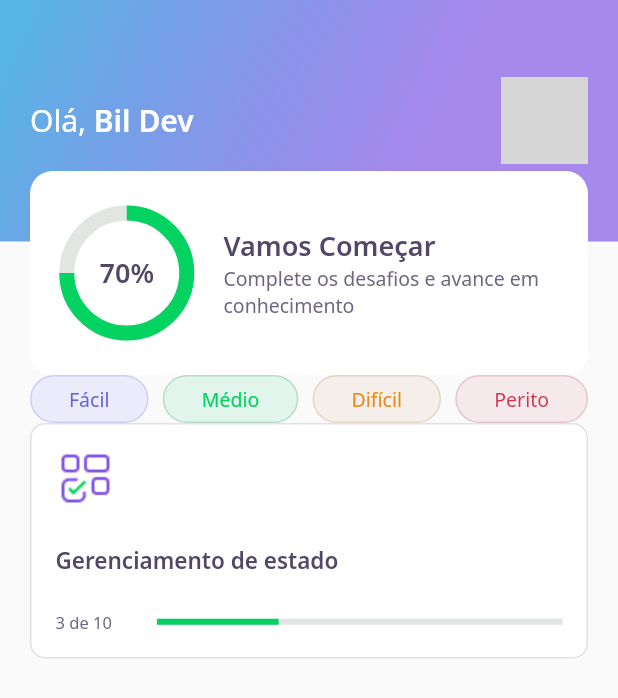
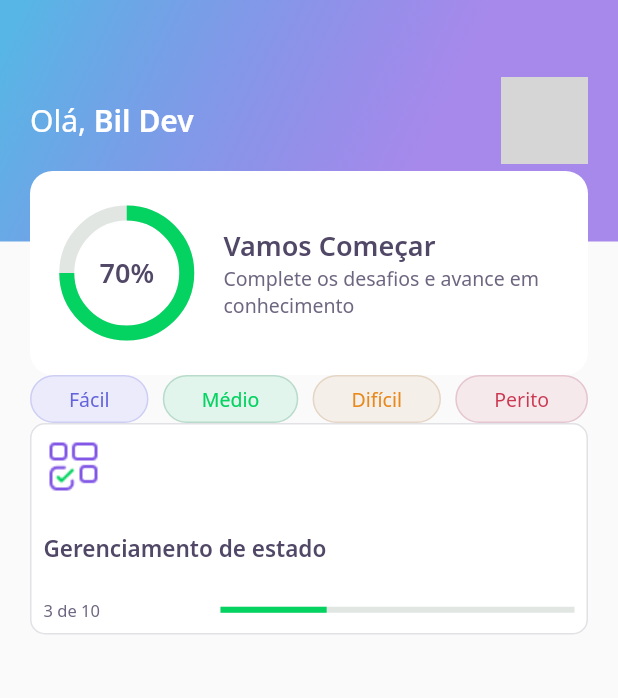
Before and after one commit to felipenjonas/nlw5-flutter, a Flutter app: the screen it shows after launch, on a phone screen of 412 x 824 dp. Shown: the top 698 px of the screen. Run offline on Flutter 3.47's test engine with Material 2 defaults, Android fonts, the phone set to English and light mode, and no system bars; our stand-ins replace google_fonts; network calls fail; grey boxes are pictures that could not be loaded.

Commit message:
fix widget linear progress to use shared

```diff
--- a/devquiz/lib/home/widgets/quiz_card/quiz_card_widget.dart
+++ b/devquiz/lib/home/widgets/quiz_card/quiz_card_widget.dart
@@ -1,6 +1,7 @@
 import 'package:devquiz/core/app_colors.dart';
 import 'package:devquiz/core/app_text_styles.dart';
 import 'package:devquiz/core/core.dart';
+import 'package:devquiz/shared/widgets/progress_indicator/progress_indicator_widget.dart';
 import 'package:flutter/material.dart';
 
 class QuizCardWidget extends StatelessWidget {
@@ -9,7 +10,7 @@ class QuizCardWidget extends StatelessWidget {
   @override
   Widget build(BuildContext context) {
     return Container(
-      padding: EdgeInsets.all(16),
+      padding: EdgeInsets.all(8),
       decoration: BoxDecoration(
         border: Border.fromBorderSide(BorderSide(color: AppColors.border)),
         color: AppColors.white,
@@ -38,12 +39,10 @@ class QuizCardWidget extends StatelessWidget {
                 child: Text("3 de 10", style: AppTextStyles.body11),
               ),
               Expanded(
-                flex: 4,
-                child: LinearProgressIndicator(
-                    value: 0.3,
-                    backgroundColor: AppColors.chartSecondary,
-                    valueColor:
-                        AlwaysStoppedAnimation<Color>(AppColors.chartPrimary)),
+                flex: 2,
+                child: ProgressIndicatorWidget(
+                  value: 0.3,
+                ),
               ),
             ],
           ),
```
